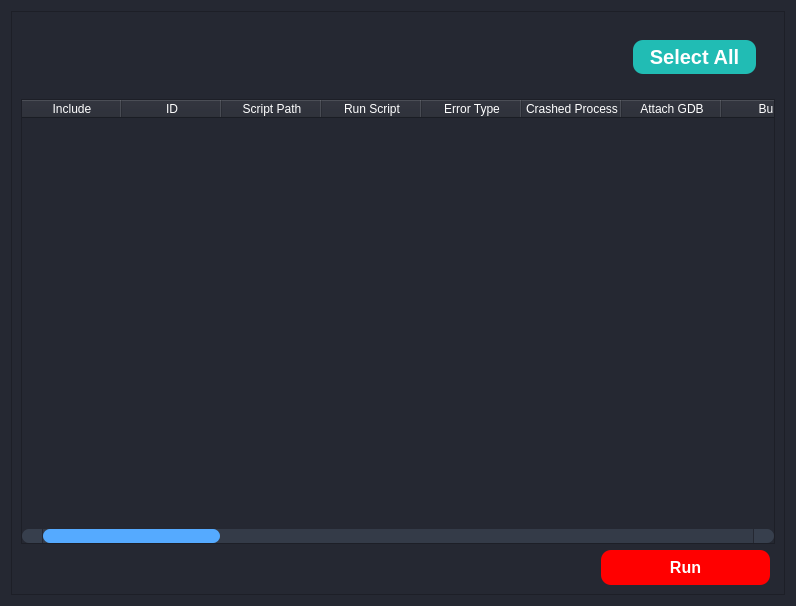
First picture: the form in UiFiles/Jobs.ui, repository bassant-hisham/Anomalies-Tracker-Siemens-Academy, before the edit.
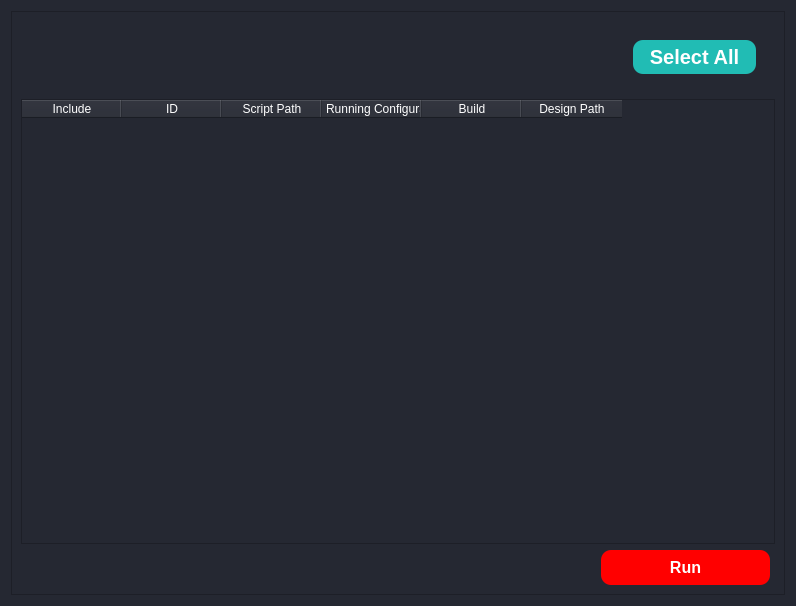
Second picture: the form after the edit.

What changed in the file:
```diff
--- a/UiFiles/Jobs.ui
+++ b/UiFiles/Jobs.ui
@@ -112,8 +112,8 @@
        <rect>
         <x>0</x>
         <y>0</y>
-        <width>776</width>
-        <height>586</height>
+        <width>772</width>
+        <height>582</height>
        </rect>
       </property>
       <property name="styleSheet">
@@ -269,22 +269,7 @@
          </column>
          <column>
           <property name="text">
-           <string>Run Script</string>
-          </property>
-         </column>
-         <column>
-          <property name="text">
-           <string>Error Type</string>
-          </property>
-         </column>
-         <column>
-          <property name="text">
-           <string>Crashed Process</string>
-          </property>
-         </column>
-         <column>
-          <property name="text">
-           <string>Attach GDB</string>
+           <string>Show Running Configurations</string>
           </property>
          </column>
          <column>
@@ -297,101 +282,6 @@
            <string>Design Path</string>
           </property>
          </column>
-         <column>
-          <property name="text">
-           <string>Environment Path</string>
-          </property>
-         </column>
-         <column>
-          <property name="text">
-           <string>Compile Design</string>
-          </property>
-         </column>
-         <column>
-          <property name="text">
-           <string>Source Design Path</string>
-          </property>
-         </column>
-         <column>
-          <property name="text">
-           <string>Output Directory</string>
-          </property>
-         </column>
-         <column>
-          <property name="text">
-           <string>Force</string>
-          </property>
-         </column>
-         <column>
-          <property name="text">
-           <string>Timeout</string>
-          </property>
-         </column>
-         <column>
-          <property name="text">
-           <string>Launch DPI</string>
-          </property>
-         </column>
-         <column>
-          <property name="text">
-           <string>Terminate DPI</string>
-          </property>
-         </column>
-         <column>
-          <property name="text">
-           <string>Terminate DPI on Error</string>
-          </property>
-         </column>
-         <column>
-          <property name="text">
-           <string>Design Path (Launch)</string>
-          </property>
-         </column>
-         <column>
-          <property name="text">
-           <string>Design Path</string>
-          </property>
-         </column>
-         <column>
-          <property name="text">
-           <string>Record Directory</string>
-          </property>
-         </column>
-         <column>
-          <property name="text">
-           <string>Configuration Value</string>
-          </property>
-         </column>
-         <column>
-          <property name="text">
-           <string>Replay Directory</string>
-          </property>
-         </column>
-         <column>
-          <property name="text">
-           <string>Reply Directory</string>
-          </property>
-         </column>
-         <column>
-          <property name="text">
-           <string>DPI Launch Mode</string>
-          </property>
-         </column>
-         <column>
-          <property name="text">
-           <string>DPI Launch Type</string>
-          </property>
-         </column>
-         <column>
-          <property name="text">
-           <string>Use Custom Comodel Config</string>
-          </property>
-         </column>
-         <column>
-          <property name="text">
-           <string>Custom Comodel Config</string>
-          </property>
-         </column>
         </widget>
        </item>
       </layout>
```
